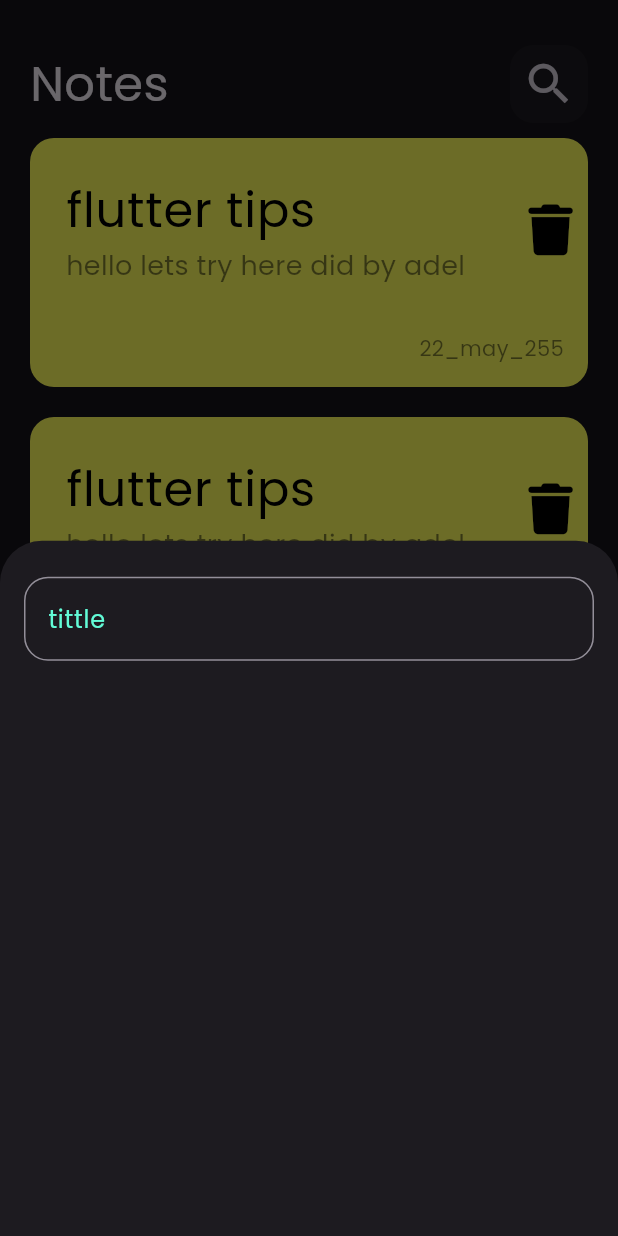
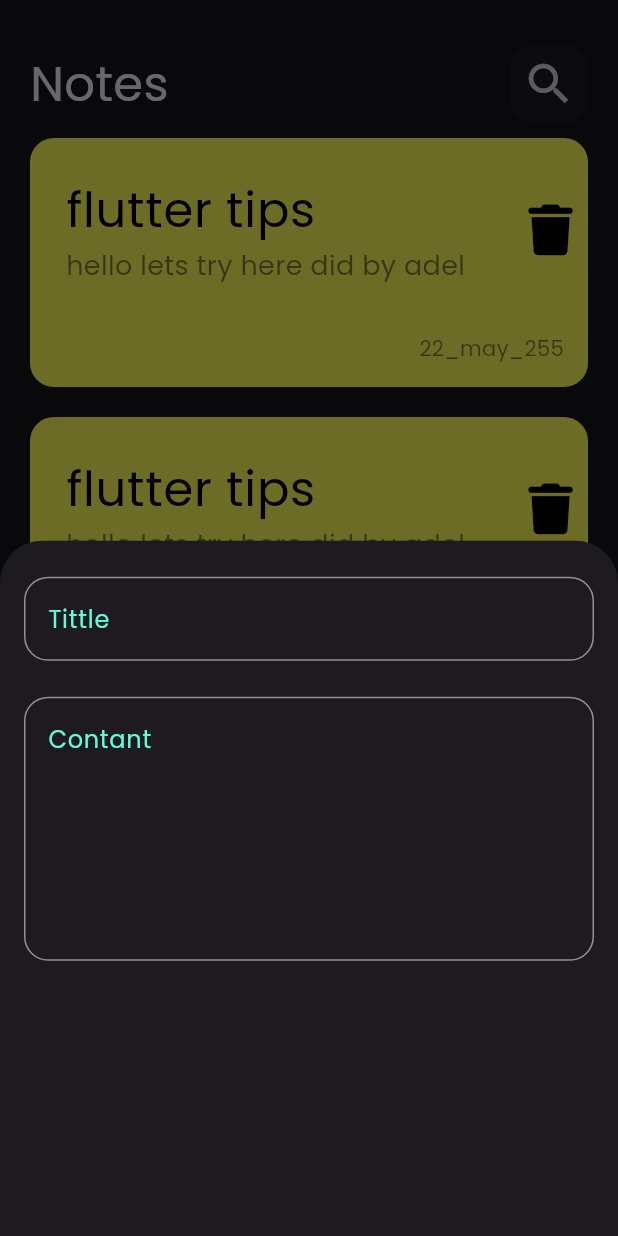
Before and after one commit to AdelIbrahim27/NotesAPP, a Flutter app: the screen it shows after launch, after a tap on the "add" icon, on a phone screen of 412 x 824 dp. Run offline on Flutter 3.47's test engine with Material 3 defaults, Android fonts, the phone set to English and light mode, and no system bars; our stand-ins replace font_awesome_flutter.

Commit message:
addnotes to buttonsheet

```diff
--- a/lib/views/notes_views.dart
+++ b/lib/views/notes_views.dart
@@ -10,7 +10,7 @@ class NoteView extends StatelessWidget {
     return  Scaffold(
       floatingActionButton: FloatingActionButton(onPressed: () {
         showModalBottomSheet(context: context, builder: (context){
-        return AddingNote();
+        return  AddingNote();
         });
       },backgroundColor:Colors.green,
       child:  const Icon(Icons.add) ),
--- a/lib/widgets/adding_note.dart
+++ b/lib/widgets/adding_note.dart
@@ -1,7 +1,5 @@
 import 'package:flutter/material.dart';
-import 'package:flutter/rendering.dart';
 import 'package:flutter/widgets.dart';
-import 'package:noteapp/contasts.dart';
 import 'package:noteapp/widgets/custom_textfield.dart';
 
 class AddingNote extends StatelessWidget {
@@ -9,12 +7,14 @@ class AddingNote extends StatelessWidget {
 
   @override
   Widget build(BuildContext context) {
-    return Padding(
-      padding: const EdgeInsets.symmetric(horizontal: 16),
+    return const Padding(
+      padding: EdgeInsets.symmetric(horizontal: 16),
       child: Column(
         children: [
           SizedBox(height: 24),
-          CustomTextField()
+          CustomTextField(hint: 'Tittle' ),
+          SizedBox(height: 24),
+          CustomTextField(hint: 'Contant',maxlines: 6,)
         ],
       ),
     );
--- a/lib/widgets/custom_textfield.dart
+++ b/lib/widgets/custom_textfield.dart
@@ -3,14 +3,17 @@ import 'package:flutter/material.dart';
 import 'package:noteapp/contasts.dart';
 
 class CustomTextField extends StatelessWidget {
-  const CustomTextField({super.key});
+   const CustomTextField({super.key,  this.maxlines=1, required this.hint});
 
+final  String hint;
+final int maxlines;
   @override
   Widget build(BuildContext context) {
     return   TextField(
+      maxLines: maxlines,
       cursorColor:  kPrimaryColor,
       decoration: InputDecoration(
-        hintText: 'tittle',
+        hintText: hint,
 hintStyle: const TextStyle(color: kPrimaryColor),
         focusedBorder: OutlineInputBorder(
           borderRadius:BorderRadius.circular(16) ,
```
